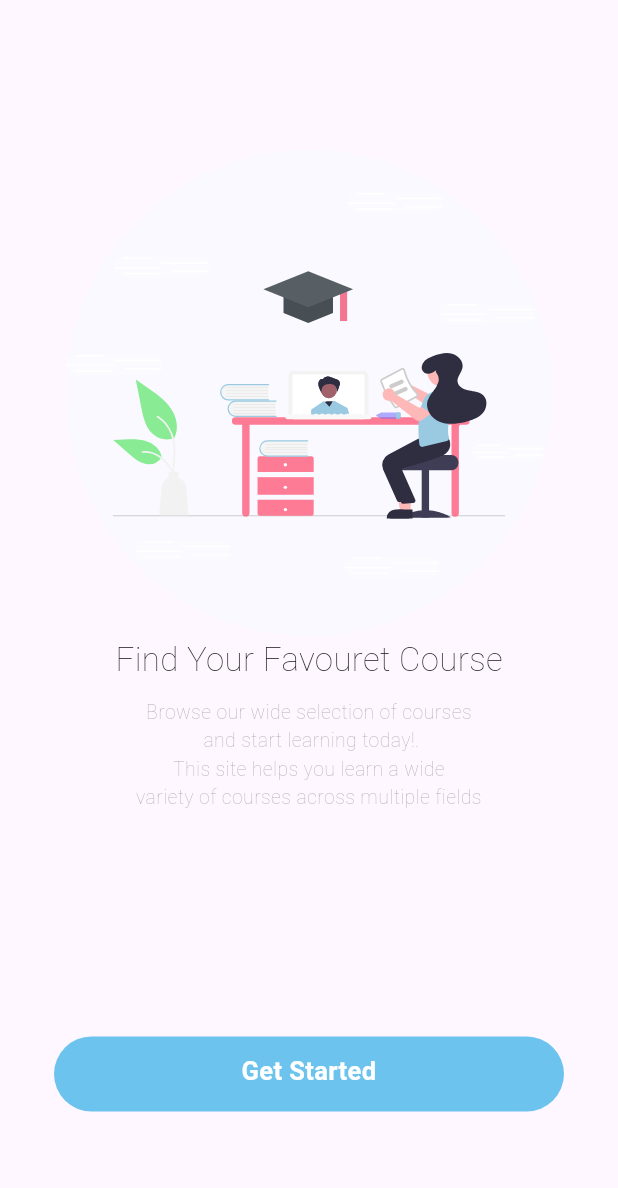
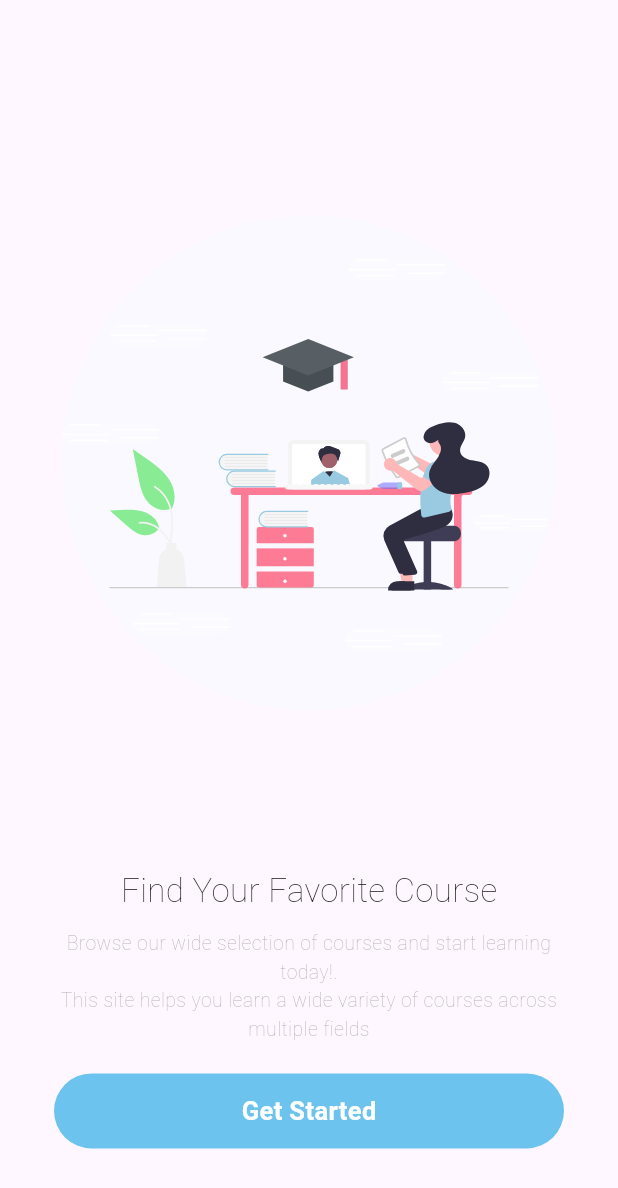
Before and after one commit to AhmedZidan399/course_app, a Flutter app: the screen it shows after launch, on a phone screen of 412 x 824 dp. Shown: the top 1188 px of the screen. Run offline on Flutter 3.47's test engine with Material 3 defaults, Android fonts, the phone set to English and light mode, and no system bars; our stand-ins replace cached_network_image, flutter_spinkit, flutter_svg, google_fonts, share, webview_flutter; missing offline and left inert: flutter_webview_plugin.

Commit message:
fixed bugs

```diff
--- a/lib/main.dart
+++ b/lib/main.dart
@@ -11,6 +11,7 @@ class MyApp extends StatelessWidget {
   @override
   Widget build(BuildContext context) {
     return const MaterialApp(
+      debugShowCheckedModeBanner: false,
       title: "Free Course",
       home: Homepage(),
     );
--- a/lib/view/pages/homepage.dart
+++ b/lib/view/pages/homepage.dart
@@ -7,29 +7,42 @@ import 'package:flutter/material.dart';
 import 'package:flutter_svg/flutter_svg.dart';
 
 class Homepage extends StatelessWidget {
-  const Homepage({super.key});
+  const Homepage({Key? key}) : super(key: key);
 
   @override
   Widget build(BuildContext context) {
     return Scaffold(
+
       body: Center(
         child: Padding(
-          padding: const EdgeInsets.only(top: 100, left: 36, right: 36),
+          padding: const EdgeInsets.symmetric(horizontal: 36),
           child: Column(
+            mainAxisAlignment: MainAxisAlignment.center,
+            crossAxisAlignment: CrossAxisAlignment.center,
             children: [
-              SvgPicture.asset("assetes/images/intro.svg"),
+              Expanded(
+                flex: 3,
+                child: SvgPicture.asset(
+                  "assetes/images/intro.svg",
+                  height: MediaQuery.of(context).size.height * 0.4,
+                ),
+              ),
+              const SizedBox(
+                height: 20,
+              ),
               const Text(
-                "Find Your Favouret Course",
+                "Find Your Favorite Course",
                 style: TextStyle(
-                    fontSize: 22,
-                    color: Color(0xff232323),
-                    fontWeight: FontWeight.w100),
+                  fontSize: 22,
+                  color: Color(0xff232323),
+                  fontWeight: FontWeight.w100,
+                ),
               ),
               const SizedBox(
                 height: 10,
               ),
               const Text(
-                "Browse our wide selection of courses \n and start learning today!.\nThis site helps you learn a wide \nvariety of courses across multiple fields",
+                "Browse our wide selection of courses and start learning today!.\nThis site helps you learn a wide variety of courses across multiple fields",
                 style: TextStyle(
                   fontSize: 13,
                   fontWeight: FontWeight.w100,
@@ -40,24 +53,25 @@ class Homepage extends StatelessWidget {
               const SizedBox(
                 height: 20,
               ),
-              Padding(
-                padding: const EdgeInsets.only(top: 130),
+              Flexible(
+                flex: 1,
                 child: GestureDetector(
-                  onTap: (){
-                    Navigator.of(context).pushReplacement(MaterialPageRoute(builder: (ctx)=>Home()));
+                  onTap: () {
+                    Navigator.of(context).pushReplacement(
+                      MaterialPageRoute(builder: (ctx) => Home()),
+                    );
                   },
                   child: Container(
                     width: double.infinity,
                     height: 50,
                     decoration: BoxDecoration(
-                        color: Color(0xff6cc4ee),
-                        borderRadius: BorderRadius.circular(30)),
-                    child: const Padding(
-                      padding: EdgeInsets.only(top: 11),
-                      child:  Text(
-                        textAlign: TextAlign.center,
+                      color: const Color(0xff6cc4ee),
+                      borderRadius: BorderRadius.circular(30),
+                    ),
+                    child: Center(
+                      child: Text(
                         "Get Started",
-                        style: TextStyle(
+                        style: const TextStyle(
                           fontSize: 17,
                           fontWeight: FontWeight.bold,
                           color: Colors.white,
```
